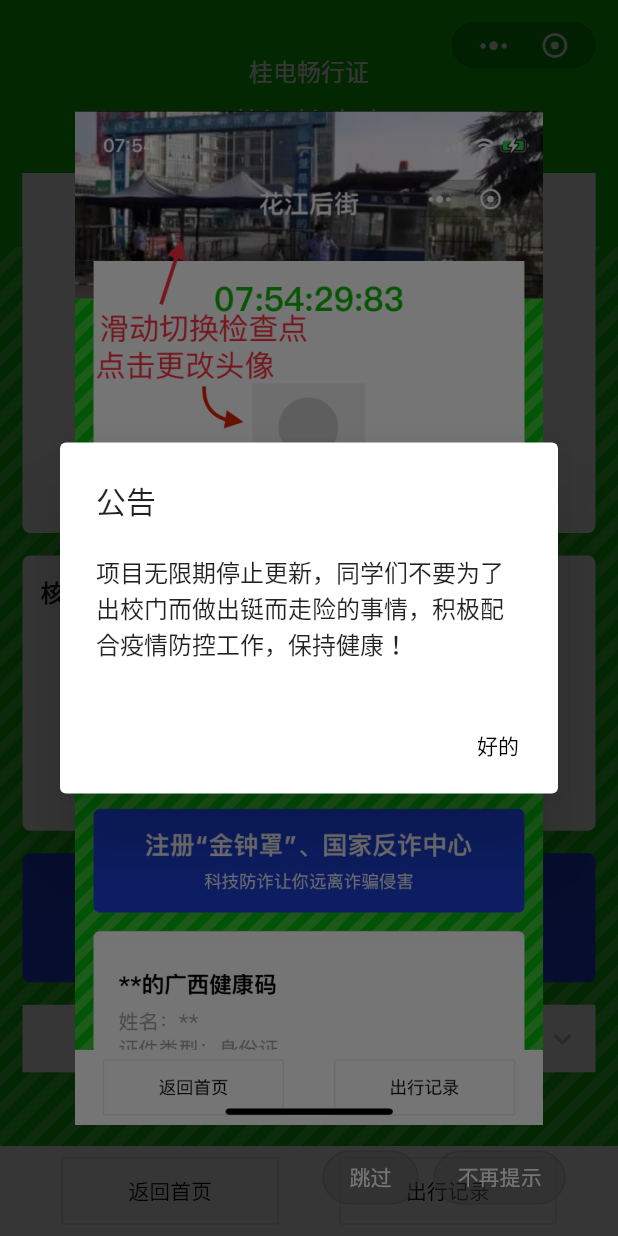
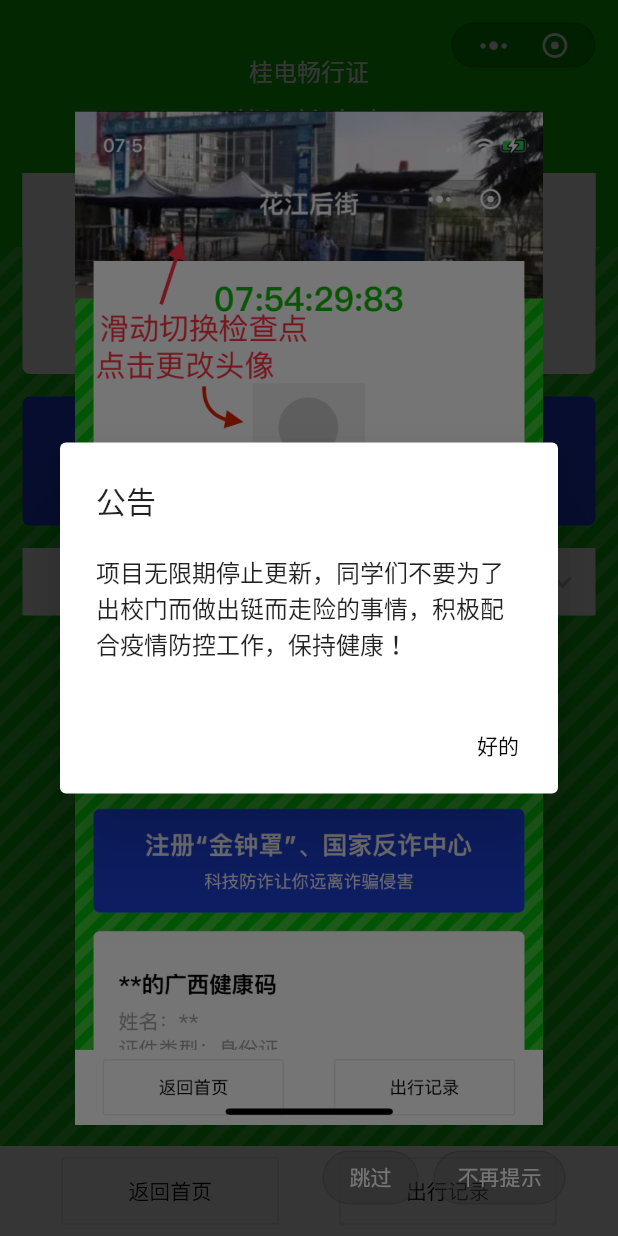
Before and after one commit to wilinz/Guetcard, a Flutter app: the screen it shows after launch, on a phone screen of 412 x 824 dp. Run offline on Flutter 3.47's test engine with Material 2 defaults, Android fonts, the phone set to English and light mode, and no system bars; drawn by our look-alikes of card_swiper; our stand-ins replace dio, flutter_markdown, image_picker, package_info, qr_flutter, shared_preferences and 2 more; missing offline and left inert: bmprogresshud, crop_image, dart:js, flutter_xupdate, image_picker_for_web, package_info_plus_web and 1 more; network calls fail; Roboto replaces fonts that are missing (DroidSans, PingFangSC-Regular).

Commit message:
初步适配新版UI

```diff
--- a/lib/pages/HomePage/HomePage.dart
+++ b/lib/pages/HomePage/HomePage.dart
@@ -7,27 +7,23 @@ import 'package:flutter/material.dart';
 import 'package:flutter/services.dart';
 import 'package:shared_preferences/shared_preferences.dart';
 
+import '../../Const.dart';
 import '../../Routes.dart';
 import '../../main.dart';
-import '../../Const.dart';
+import '../../pages/HomePage/widgets/AntiScamCard.dart';
+import '../../pages/HomePage/widgets/AppTitle.dart';
+import '../../pages/HomePage/widgets/BackgroundStripe.dart';
+import '../../pages/HomePage/widgets/BottomBar.dart';
+import '../../pages/HomePage/widgets/CheckPointImage.dart';
+import '../../pages/HomePage/widgets/Clock.dart';
+import '../../pages/HomePage/widgets/EntryPermit.dart';
+import '../../pages/HomePage/widgets/Name.dart';
+import '../../pages/HomePage/widgets/Passport.dart';
+import '../../pages/HomePage/widgets/TopRightButton.dart';
 import '../../public-classes/WebJSMethods.dart';
+import '../../public-widgets/BlackCornerRadius.dart';
 import '../../public-widgets/CheckingUpdate.dart';
 import '../../public-widgets/IntroImage.dart';
-import '../../public-widgets/BlackCornerRadius.dart';
-import '../../pages/HomePage/widgets/AntiScamCard.dart';
-import '../../pages/HomePage/widgets/BottomBar.dart';
-import '../../pages/HomePage/widgets/CovidTestCard.dart';
-import '../../pages/HomePage/widgets/LocationHistoryCard.dart';
-import '../../pages/HomePage/widgets/Passport.dart';
-import '../../pages/HomePage/widgets/Avatar.dart';
-import '../../pages/HomePage/widgets/CheckPointImage.dart';
-import '../../pages/HomePage/widgets/Clock.dart';
-import '../../pages/HomePage/widgets/QrHealthCard.dart';
-import '../../pages/HomePage/widgets/Name.dart';
-import '../../pages/HomePage/widgets/TopRightButton.dart';
-import '../../pages/HomePage/widgets/EntryPermit.dart';
-import '../../pages/HomePage/widgets/AppTitle.dart';
-import '../../pages/HomePage/widgets/BackgroundStripe.dart';
 
 /// app的根组件
 class HomePage extends StatelessWidget {
@@ -65,11 +61,9 @@ class HomeContent extends StatefulWidget {
 class _HomeContentState extends State<HomeContent> {
   late SharedPreferences _pref;
 
-  final String _addToHomepageImageUrl =
-      Const.networkImages["addToHomepageImage"]!;
-  final String _showUseGuideImgUrl = kIsWeb
-      ? Const.networkImages["showUseGuideImg"]!
-      : Const.assetImages["showUseGuideImg"]!;
+  final String _addToHomepageImageUrl = Const.networkImages["addToHomepageImage"]!;
+  final String _showUseGuideImgUrl =
+      kIsWeb ? Const.networkImages["showUseGuideImg"]! : Const.assetImages["showUseGuideImg"]!;
 
   Future<void> _initPref() async {
     _pref = await SharedPreferences.getInstance();
@@ -151,13 +145,10 @@ class _HomeContentState extends State<HomeContent> {
   @override
   void initState() {
     super.initState();
-    this
-        ._initPref()
-        .then((value) => this._showGuide(context))
-        .then((value) => this._showAnnouncement(
-              text: "项目无限期停止更新，同学们不要为了出校门而做出铤而走险的事情，积极配合疫情防控工作，保持健康！",
-              enabled: true,
-            ));
+    this._initPref().then((value) => this._showGuide(context)).then((value) => this._showAnnouncement(
+          text: "项目无限期停止更新，同学们不要为了出校门而做出铤而走险的事情，积极配合疫情防控工作，保持健康！",
+          enabled: true,
+        ));
 
     // addPostFrameCallback 是StatefulWidget 渲染结束的回调，只会被调用一次，
     // 之后StatefulWidget 需要刷新UI 也不会被调用
@@ -206,8 +197,7 @@ class _HomeContentState extends State<HomeContent> {
             AppTitle(),
             TopRightButton(),
             Container(
-              margin: EdgeInsets.fromLTRB(
-                  15, MediaQuery.of(context).size.width * 0.28, 15, 0),
+              margin: EdgeInsets.fromLTRB(15, MediaQuery.of(context).size.width * 0.28, 15, 0),
               alignment: Alignment.bottomCenter,
               child: ListView(
                 padding: EdgeInsets.zero, // 忽略 SafeArea
@@ -226,24 +216,24 @@ class _HomeContentState extends State<HomeContent> {
                         // Clock(),
                         SizedBox(height: 50),
                         EntryPermit(),
-                        Avatar(),
+                        // Avatar(),
                         Name(),
                       ],
                     ),
                   ),
-                  SizedBox(height: 15),
-                  Row(
-                    mainAxisSize: MainAxisSize.min,
-                    children: [
-                      Expanded(
-                        child: CovidTestCard(), // 核酸检测卡片
-                      ),
-                      SizedBox(width: 15),
-                      Expanded(
-                        child: LocationHistoryCard(), // 行程卡卡片
-                      ),
-                    ],
-                  ),
+                  // SizedBox(height: 15),
+                  // Row(
+                  //   mainAxisSize: MainAxisSize.min,
+                  //   children: [
+                  //     Expanded(
+                  //       child: CovidTestCard(), // 核酸检测卡片
+                  //     ),
+                  //     SizedBox(width: 15),
+                  //     Expanded(
+                  //       child: LocationHistoryCard(), // 行程卡卡片
+                  //     ),
+                  //   ],
+                  // ),
                   SizedBox(height: 15),
                   AntiScamCard(), // 反诈中心卡片
                   SizedBox(height: 15),
@@ -256,8 +246,7 @@ class _HomeContentState extends State<HomeContent> {
             ),
             Container(
               // 让时钟覆盖于其他层上方
-              margin: EdgeInsets.fromLTRB(
-                  15, MediaQuery.of(context).size.width * 0.28, 15, 0),
+              margin: EdgeInsets.fromLTRB(15, MediaQuery.of(context).size.width * 0.28, 15, 0),
               alignment: Alignment.topCenter,
               child: Clock(),
             ),
--- a/lib/pages/HomePage/widgets/Passport.dart
+++ b/lib/pages/HomePage/widgets/Passport.dart
@@ -6,6 +6,7 @@ class Passport extends StatelessWidget {
 
   @override
   Widget build(BuildContext context) {
+    // TODO: 增加点击展开功能
     return Stack(
       children: [
         Container(
```
Also changed, not shown: 5 other files.
